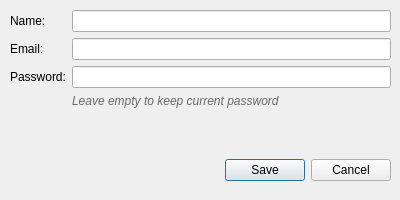
The window that src/aria/gui/ui/edituserdialog.ui (malvavisc0/aria) describes before a commit, drawn with Qt 5.
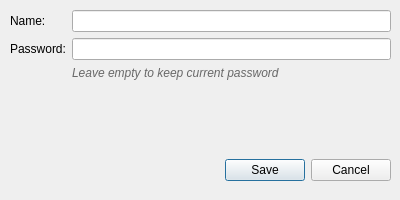
The same window after the commit.

What changed in the file:
```diff
--- a/src/aria/gui/ui/edituserdialog.ui
+++ b/src/aria/gui/ui/edituserdialog.ui
@@ -40,37 +40,20 @@
      <widget class="QLineEdit" name="lineEdit_Name"/>
     </item>
     <item row="1" column="0">
-     <widget class="QLabel" name="label_Email">
-      <property name="text">
-       <string>Email:</string>
-      </property>
-     </widget>
-    </item>
-    <item row="1" column="1">
-     <widget class="QLineEdit" name="lineEdit_Email"/>
-    </item>
-    <item row="2" column="0">
      <widget class="QLabel" name="label_Password">
       <property name="text">
        <string>Password:</string>
       </property>
      </widget>
     </item>
-    <item row="2" column="1">
+    <item row="1" column="1">
      <widget class="QLineEdit" name="lineEdit_Password">
       <property name="echoMode">
        <enum>QLineEdit::EchoMode::Password</enum>
       </property>
      </widget>
     </item>
-    <item row="3" column="0">
-     <widget class="QLabel" name="label_PasswordHint">
-      <property name="text">
-       <string/>
-      </property>
-     </widget>
-    </item>
-    <item row="3" column="1">
+    <item row="2" column="1">
      <widget class="QLabel" name="label_PasswordHintText">
       <property name="styleSheet">
        <string notr="true">color: rgb(104, 104, 104); font-style: italic;</string>
```
